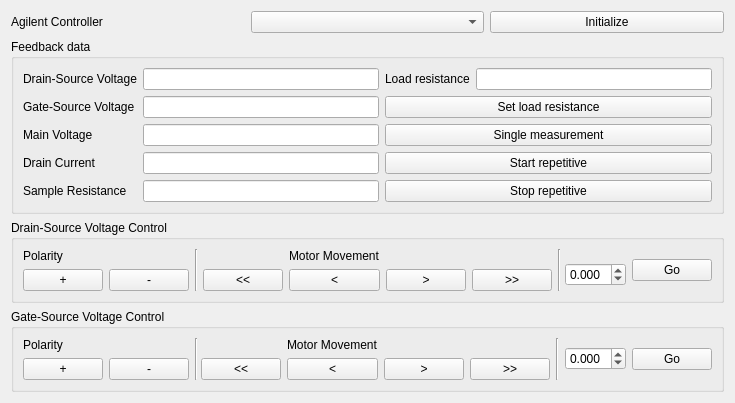
This is PyFANS/UI/UI_VoltageControl.ui in zigorrom/PyFANS as Qt 5 draws it before an edit. The edited form follows.
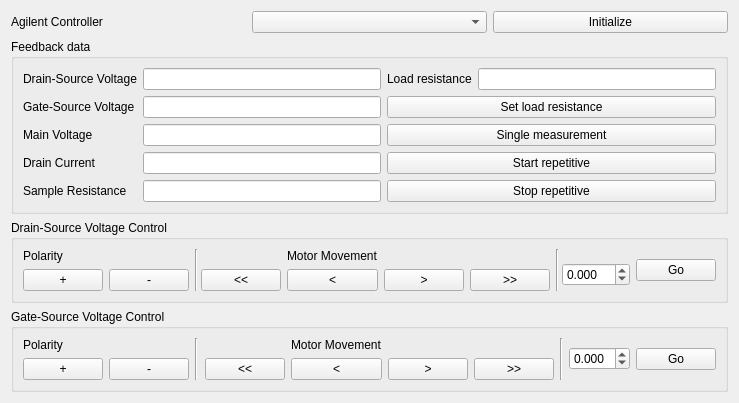
This is the edited form.

What changed in the file:
```diff
--- a/PyFANS/UI/UI_VoltageControl.ui
+++ b/PyFANS/UI/UI_VoltageControl.ui
@@ -195,10 +195,10 @@
          <number>3</number>
         </property>
         <property name="minimum">
-         <double>-6.000000000000000</double>
+         <double>-10.000000000000000</double>
         </property>
         <property name="maximum">
-         <double>6.000000000000000</double>
+         <double>10.000000000000000</double>
         </property>
         <property name="singleStep">
          <double>0.010000000000000</double>
```
